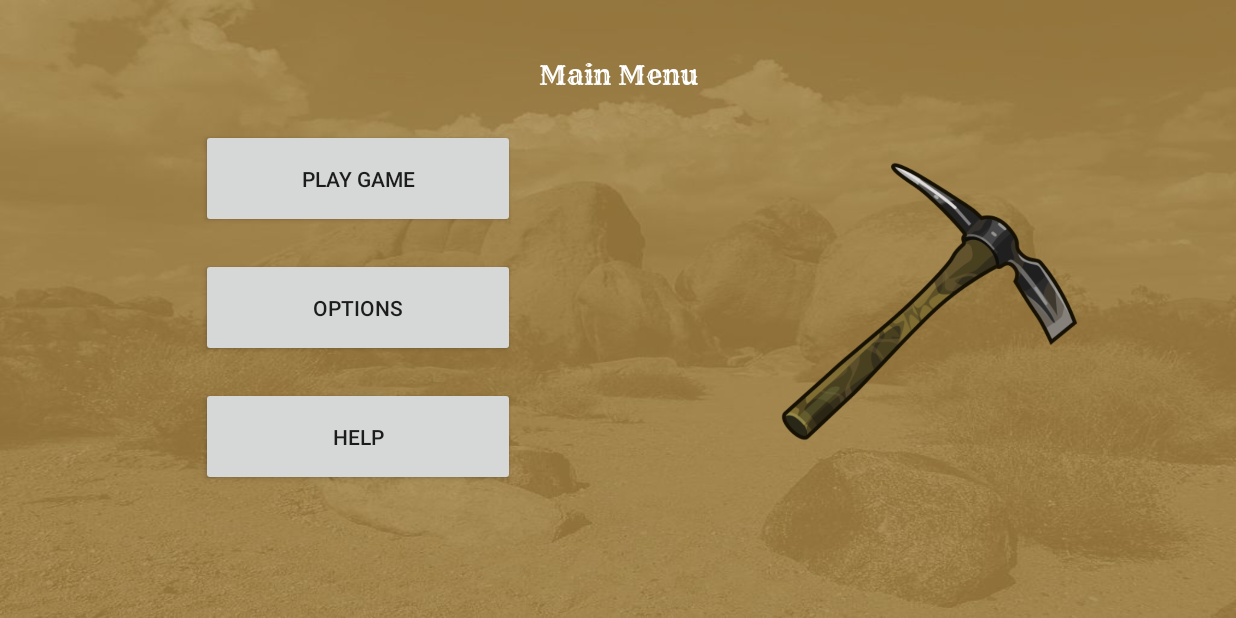
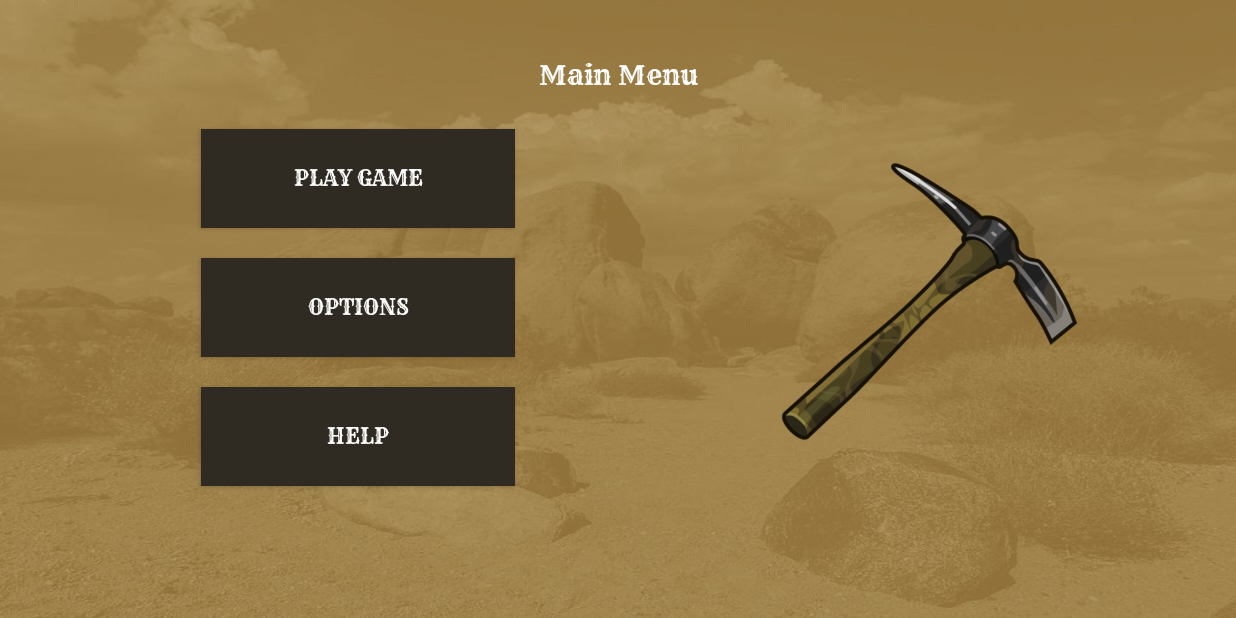
Before and after one commit to trevorbonas/Gold-Rush, an Android app: the MainActivity screen opened directly, with no data from a screen before it, on a phone screen of 824 x 412 dp (held sideways). Run offline under Robolectric (Android 15) with nearby library versions, the phone set to English and light mode, and no system bars; Roboto replaces fonts that are not available here.

Commit message:
Add readme.txt and improve menu visuals

```diff
--- a/app/src/main/res/layout/content_main.xml
+++ b/app/src/main/res/layout/content_main.xml
@@ -26,6 +26,9 @@
         android:layout_height="66dp"
         android:layout_marginEnd="68dp"
         android:layout_marginBottom="20dp"
+        android:background="#2F2B23"
+        android:fontFamily="@font/rye"
+        android:textColor="@color/solid_white"
         app:layout_constraintBottom_toTopOf="@+id/optionsButton"
         app:layout_constraintEnd_toStartOf="@+id/guideline2" />
 
@@ -34,6 +37,9 @@
         android:layout_width="209dp"
         android:layout_height="66dp"
         android:layout_marginEnd="68dp"
+        android:background="#2F2B23"
+        android:fontFamily="@font/rye"
+        android:textColor="@color/solid_white"
         app:layout_constraintBottom_toBottomOf="parent"
         app:layout_constraintEnd_toStartOf="@+id/guideline2"
         app:layout_constraintTop_toTopOf="parent"
@@ -45,6 +51,9 @@
         android:layout_height="66dp"
         android:layout_marginTop="20dp"
         android:layout_marginEnd="68dp"
+        android:background="#2F2B23"
+        android:fontFamily="@font/rye"
+        android:textColor="@color/solid_white"
         app:layout_constraintEnd_toStartOf="@+id/guideline2"
         app:layout_constraintTop_toBottomOf="@+id/optionsButton" />
 
```
Also changed, not shown: 1 other file.
